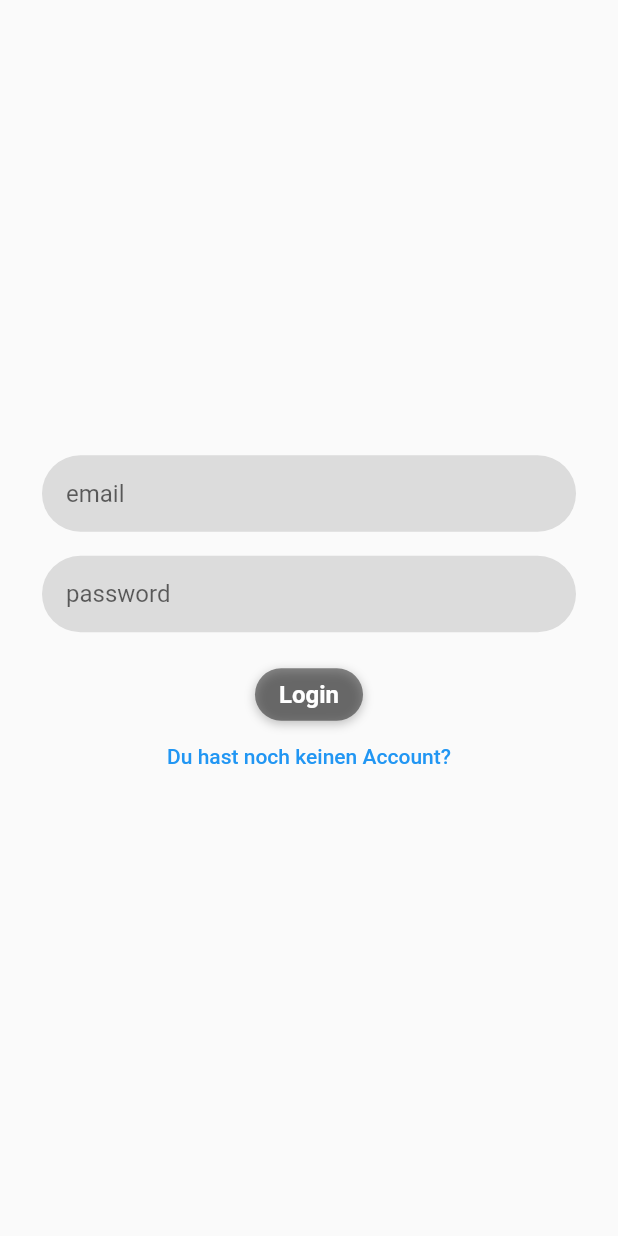
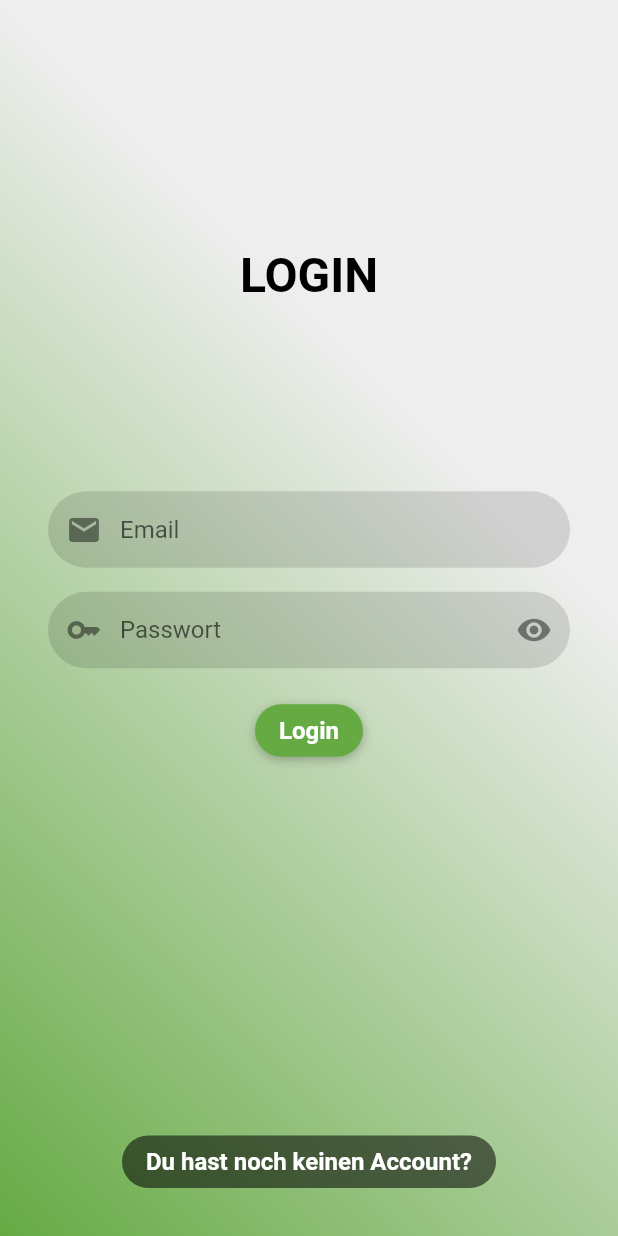
Before and after one commit to kit-recipe-app/front-end, a Flutter app: the screen it shows after launch, on a phone screen of 412 x 824 dp. Run offline on Flutter 3.47's test engine with Material 2 defaults, Android fonts, the phone set to English and light mode, and no system bars; our stand-ins replace firebase_auth, firebase_core; accounts and stored records are empty.

Commit message:
improved auth design

```diff
--- a/flutter_frontend_recipes/lib/authentification/login_register_page.dart
+++ b/flutter_frontend_recipes/lib/authentification/login_register_page.dart
@@ -2,6 +2,8 @@ import 'package:flutter/material.dart';
 import 'package:firebase_auth/firebase_auth.dart';
 import 'package:flutter_frontend_recipes/authentification/auth.dart';
 import 'package:flutter_frontend_recipes/constants/color_styles.dart';
+import 'package:flutter_frontend_recipes/shared/input_field.dart';
+import 'package:flutter_frontend_recipes/shared/submit_button.dart';
 
 class LoginPage extends StatefulWidget {
   const LoginPage({super.key});
@@ -12,12 +14,16 @@ class LoginPage extends StatefulWidget {
 
 class _LoginPageState extends State<LoginPage> {
   final String loginToRegister = "Du hast noch keinen Account?";
-  final String registerToLogin = "Du hast bereits einen Account?";
+  final String registerToLogin = "Zurück zum Login.";
   String? errorMessage = "";
   bool isLogin = true;
 
+  final TextEditingController _controllerTest = TextEditingController();
+
   final TextEditingController _controllerEmail = TextEditingController();
   final TextEditingController _controllerPassword = TextEditingController();
+  final TextEditingController _controllerConfirmPassword =
+      TextEditingController();
 
   Future<void> signInWithEmailAndPassword() async {
     try {
@@ -33,6 +39,12 @@ class _LoginPageState extends State<LoginPage> {
   }
 
   Future<void> createUserWithEmailAndPassword() async {
+    if (_controllerPassword.text != _controllerConfirmPassword.text) {
+      setState(() {
+        errorMessage = "Passwörter stimmen nicht überein.";
+      });
+      return;
+    }
     try {
       await RAAuthService().createUserWithEmailAndPassword(
         email: _controllerEmail.text,
@@ -46,8 +58,9 @@ class _LoginPageState extends State<LoginPage> {
   }
 
   Widget _entryField(
-    String title,
+    String hintText,
     TextEditingController controller,
+    IconData icon,
     bool isPassword,
   ) {
     return Container(
@@ -60,97 +73,144 @@ class _LoginPageState extends State<LoginPage> {
         controller: controller,
         obscureText: isPassword,
         decoration: InputDecoration(
-          hintText: title,
+          hintText: hintText,
           border: InputBorder.none,
           contentPadding: const EdgeInsets.all(16),
+          prefixIcon: Icon(icon),
+        ),
+      ),
+    );
+  }
+
+  Widget _pageTitle() {
+    return Container(
+      padding: EdgeInsets.only(top: MediaQuery.of(context).size.height / 5),
+      alignment: Alignment.topCenter,
+      child: Text(
+        isLogin ? "LOGIN" : "REGISTRIEREN",
+        style: const TextStyle(
+          color: Colors.black,
+          fontSize: 32,
+          fontWeight: FontWeight.bold,
         ),
       ),
     );
   }
 
   Widget _errorMessage() {
-    return Text(errorMessage == '' ? '' : 'Humm ? $errorMessage');
+    return Text(errorMessage == '' ? '' : '$errorMessage');
   }
 
-  Widget _submitButton() {
-    return GestureDetector(
-      onTap:
-          isLogin ? signInWithEmailAndPassword : createUserWithEmailAndPassword,
-      behavior: HitTestBehavior.translucent,
-      child: Container(
-        decoration: BoxDecoration(
-          color: RecipeAppColorStyles.authButtonColor,
-          borderRadius: BorderRadius.circular(18),
-          boxShadow: [
-            BoxShadow(
-              color: Colors.black.withOpacity(0.25),
-              spreadRadius: 0,
-              blurRadius: 5,
-              offset: const Offset(0, 2),
-            ),
-          ],
-        ),
-        padding: const EdgeInsets.fromLTRB(16, 8, 16, 8),
-        child: Text(
-          isLogin ? 'Login' : 'Registrieren',
-          style: TextStyle(
-            fontSize: 16,
-            color: RecipeAppColorStyles.authButtonTextColor,
-            fontWeight: FontWeight.bold,
-          ),
-        ),
-      ),
-    );
-    /*
-    return ElevatedButton(
-      onPressed:
-          isLogin ? signInWithEmailAndPassword : createUserWithEmailAndPassword,
-      child: Text(isLogin ? 'Login' : 'Registrieren'),
-    );
-    */
+  void switchLoginOrRegister() {
+    setState(
+      () {
+        if (!isLogin) {
+          _controllerConfirmPassword.text = "";
         }
-
-  Widget _loginOrRegisterButton() {
-    return TextButton(
-      onPressed: () {
-        setState(() {
         isLogin = !isLogin;
-        });
       },
-      child: Text(isLogin ? loginToRegister : registerToLogin),
     );
   }
 
   @override
   Widget build(BuildContext context) {
     return Container(
-      color: RecipeAppColorStyles.backGroundColor,
+      decoration: BoxDecoration(
+        gradient: LinearGradient(
+          begin: Alignment.bottomLeft,
+          colors: RecipeAppColorStyles.loginRegisterBackground,
+        ),
+      ),
       child: SafeArea(
         left: false,
         bottom: false,
         right: false,
+        child: GestureDetector(
+          onTap: (() => FocusScope.of(context).unfocus()),
           child: Scaffold(
-          body: Container(
-            padding: const EdgeInsets.all(20),
+            backgroundColor: Colors.transparent,
+            body: Stack(
+              children: [
+                _pageTitle(),
+                Container(
+                  padding: const EdgeInsets.all(24),
                   child: Column(
                     crossAxisAlignment: CrossAxisAlignment.center,
                     mainAxisAlignment: MainAxisAlignment.center,
                     children: <Widget>[
+                      //
+                      RAInputField(
+                        hintText: "Email",
+                        controller: _controllerEmail,
+                        icon: Icons.mail,
+                      ),
+                      RAInputField(
+                        hintText: "Passwort",
+                        controller: _controllerPassword,
+                        isPassword: true,
+                        icon: Icons.key,
+                      ),
+                      Visibility(
+                        visible: !isLogin,
+                        child: RAInputField(
+                          hintText: "Passwort bestätigen",
+                          controller: _controllerConfirmPassword,
+                          isPassword: true,
+                          icon: Icons.key,
+                        ),
+                      ),
+                      //
+                      /*
                       _entryField(
-                  'email',
+                        'Email',
                         _controllerEmail,
+                        Icons.mail,
                         false,
                       ),
                       _entryField(
-                  'password',
+                        'Passwort',
                         _controllerPassword,
+                        Icons.key,
                         true,
                       ),
+                      Visibility(
+                        visible: !isLogin,
+                        child: _entryField(
+                          "Passwort bestätigen",
+                          _controllerConfirmPassword,
+                          Icons.key,
+                          true,
+                        ),
+                      ),
+                      */
                       _errorMessage(),
-                _submitButton(),
-                _loginOrRegisterButton(),
+                      isLogin
+                          ? RASubmitButton(
+                              onTap: signInWithEmailAndPassword,
+                              description: "Login",
+                              backgroundColor:
+                                  RecipeAppColorStyles.recipeAppMainColor,
+                            )
+                          : RASubmitButton(
+                              onTap: createUserWithEmailAndPassword,
+                              description: "Registrieren",
+                              backgroundColor:
+                                  RecipeAppColorStyles.recipeAppMainColor,
+                            ),
                     ],
                   ),
+                ),
+              ],
+            ),
+            floatingActionButton: RASubmitButton(
+              onTap: switchLoginOrRegister,
+              description: isLogin ? loginToRegister : registerToLogin,
+              margin: 16,
+              shadow: false,
+              backgroundColor: Colors.black54,
+            ),
+            floatingActionButtonLocation:
+                FloatingActionButtonLocation.centerFloat,
           ),
         ),
       ),
--- a/flutter_frontend_recipes/lib/authentification/verification_check.dart
+++ b/flutter_frontend_recipes/lib/authentification/verification_check.dart
@@ -5,6 +5,7 @@ import 'package:flutter/material.dart';
 import 'package:flutter_frontend_recipes/authentification/auth.dart';
 import 'package:flutter_frontend_recipes/constants/color_styles.dart';
 import 'package:flutter_frontend_recipes/recipe_app.dart';
+import 'package:flutter_frontend_recipes/shared/submit_button.dart';
 
 class EmailVerificationCheck extends StatefulWidget {
   const EmailVerificationCheck({super.key});
@@ -90,19 +91,37 @@ class _EmailVerificationCheckState extends State<EmailVerificationCheck> {
         left: false,
         right: false,
         child: Scaffold(
-          body: Column(
+          body: Container(
+            padding: const EdgeInsets.all(24),
+            child: Column(
+              crossAxisAlignment: CrossAxisAlignment.center,
+              mainAxisAlignment: MainAxisAlignment.center,
               children: [
                 const Text("Ihnen wurde eine Email zur Verifikation gesendet."),
                 canResendEmail
-                  ? ElevatedButton(
-                      onPressed: sendVerificationEmail,
-                      child: const Text("Email erneut senden."),
+                    ? RASubmitButton(
+                        onTap: sendVerificationEmail,
+                        description: "Email Erneut senden",
+                        backgroundColor:
+                            RecipeAppColorStyles.recipeAppMainColor,
+                        margin: 32,
                       )
-                  : const Text("Warte, bis du erneut eine Email sendest."),
-              cancelVerificationButton(),
+                    : RASubmitButton(
+                        onTap: () {},
+                        description: "Warte einen Moment",
+                        margin: 32,
+                      ),
                 hasError ? Text(errorMessage) : Container(),
               ],
             ),
+          ),
+          floatingActionButton: RASubmitButton(
+            onTap: RAAuthService().signOut,
+            description: "Abbrechen",
+            margin: 8,
+          ),
+          floatingActionButtonLocation:
+              FloatingActionButtonLocation.centerFloat,
         ),
       ),
     );
--- a/flutter_frontend_recipes/lib/constants/color_styles.dart
+++ b/flutter_frontend_recipes/lib/constants/color_styles.dart
@@ -13,6 +13,10 @@ class RecipeAppColorStyles {
   //Auth Colors
   static Color authButtonColor = Colors.black45;
   static Color authButtonTextColor = Colors.white;
+  static List<Color> loginRegisterBackground = [
+    const Color(0xff66aa44),
+    const Color(0xffeeeeee),
+  ];
 
   // Navigation Bar Styles
   static List<Color> navigationBarBGFade = [
--- /dev/null
+++ b/flutter_frontend_recipes/lib/shared/input_field.dart
@@ -0,0 +1,89 @@
+import 'package:flutter/material.dart';
+
+class RAInputField extends StatefulWidget {
+  String hintText;
+  TextEditingController controller;
+  bool isPassword;
+  IconData? icon;
+  RAInputField({
+    required this.hintText,
+    required this.controller,
+    this.isPassword = false,
+    this.icon,
+    super.key,
+  });
+
+  @override
+  State<RAInputField> createState() => _RAInputFieldState();
+}
+
+class _RAInputFieldState extends State<RAInputField> {
+  FocusNode focusNode = FocusNode();
+  bool isPasswordVisible = false;
+
+  @override
+  void initState() {
+    super.initState();
+
+    focusNode.addListener(() => setState(() {}));
+  }
+
+  @override
+  void dispose() {
+    focusNode.dispose();
+
+    super.dispose();
+  }
+
+  @override
+  Widget build(BuildContext context) {
+    return Container(
+      margin: const EdgeInsets.all(8),
+      decoration: BoxDecoration(
+        color: focusNode.hasFocus ? Colors.black26 : Colors.black12,
+        borderRadius: BorderRadius.circular(32),
+      ),
+      child: TextField(
+        focusNode: focusNode,
+        onTap: () {
+          FocusScope.of(context).requestFocus(focusNode);
+        },
+        textInputAction: TextInputAction.done,
+        controller: widget.controller,
+        obscureText: widget.isPassword && !isPasswordVisible,
+        cursorColor: Colors.black,
+        decoration: InputDecoration(
+          hintText: widget.hintText,
+          border: InputBorder.none,
+          contentPadding: const EdgeInsets.all(16),
+          prefixIcon: (widget.icon == null)
+              ? null
+              : Icon(
+                  widget.icon,
+                  color: focusNode.hasFocus ? Colors.black : Colors.black45,
+                ),
+          suffixIcon: (!widget.isPassword)
+              ? null
+              : IconButton(
+                  icon: (isPasswordVisible
+                      ? Icon(
+                          Icons.visibility_off,
+                          color: focusNode.hasFocus
+                              ? Colors.black
+                              : Colors.black45,
+                        )
+                      : Icon(
+                          Icons.visibility,
+                          color: focusNode.hasFocus
+                              ? Colors.black
+                              : Colors.black45,
+                        )),
+                  onPressed: () => setState(
+                    () => isPasswordVisible = !isPasswordVisible,
+                  ),
+                ),
+        ),
+      ),
+    );
+  }
+}
--- /dev/null
+++ b/flutter_frontend_recipes/lib/shared/submit_button.dart
@@ -0,0 +1,52 @@
+import 'package:flutter/material.dart';
+
+class RASubmitButton extends StatelessWidget {
+  final Function onTap;
+  final String description;
+  final Color backgroundColor;
+  final Color textColor;
+  final double margin;
+  final bool shadow;
+  const RASubmitButton({
+    required this.onTap,
+    required this.description,
+    this.backgroundColor = Colors.black87,
+    this.textColor = Colors.white,
+    this.margin = 0,
+    this.shadow = true,
+    super.key,
+  });
+
+  @override
+  Widget build(BuildContext context) {
+    return GestureDetector(
+      onTap: () => onTap(),
+      behavior: HitTestBehavior.translucent,
+      child: Container(
+        margin: EdgeInsets.all(margin),
+        decoration: BoxDecoration(
+          color: backgroundColor,
+          borderRadius: BorderRadius.circular(18),
+          boxShadow: [
+            BoxShadow(
+              color: Colors.black.withOpacity(shadow ? 0.25 : 0),
+              spreadRadius: 0,
+              blurRadius: 5,
+              offset: const Offset(0, 2),
+            ),
+          ],
+        ),
+        padding: const EdgeInsets.fromLTRB(16, 8, 16, 8),
+        child: Text(
+          description,
+          textAlign: TextAlign.center,
+          style: TextStyle(
+            fontSize: 16,
+            color: textColor,
+            fontWeight: FontWeight.bold,
+          ),
+        ),
+      ),
+    );
+  }
+}
```
Lines whose indentation alone changed are shown as unchanged.
